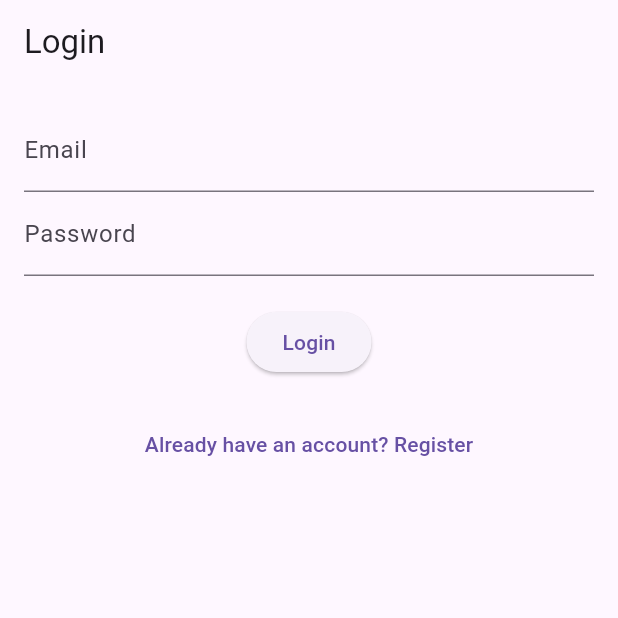
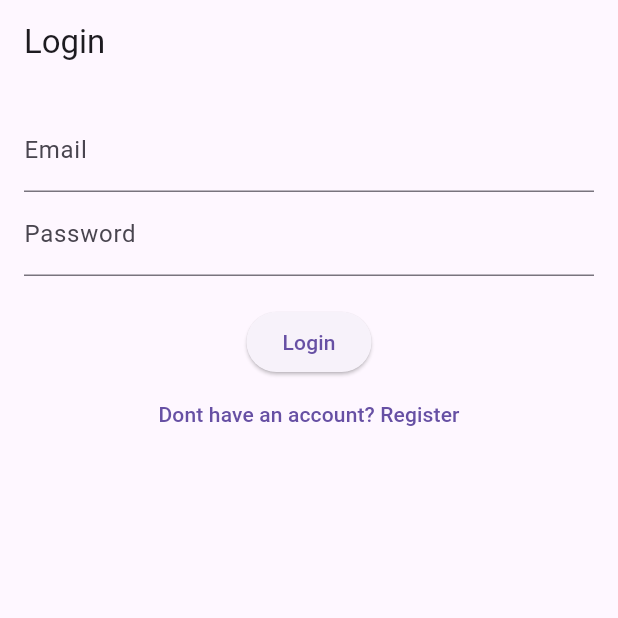
Before and after one commit to arsitaputridevita/A, a Flutter app: the screen it shows after launch, on a phone screen of 412 x 824 dp, the top half of it. Run offline on Flutter 3.47's test engine with Material 3 defaults, Android fonts, the phone set to English and light mode, and no system bars; our stand-ins replace convex_bottom_bar, get, get_storage.

```diff
--- a/lib/app/modules/login/controllers/login_controller.dart
+++ b/lib/app/modules/login/controllers/login_controller.dart
@@ -22,12 +22,13 @@ class LoginController extends GetxController {
         'password': passwordController.text,
       },
     );
+
     if (response.statusCode == 200) {
       final data = json.decode(response.body);
       final token = data['access_token'];
 
       box.write('access_token', token);
-      Get.offAllNamed('/button-menu');
+      Get.offAllNamed('/bottom-menu');
     } else {
       Get.snackbar('Error', 'Login failed. Please check your credentials.',
           snackPosition: SnackPosition.BOTTOM);
@@ -41,4 +42,4 @@ class LoginController extends GetxController {
     passwordController.dispose();
     super.dispose();
   }
-  }
+}
--- a/lib/app/modules/login/views/login_view.dart
+++ b/lib/app/modules/login/views/login_view.dart
@@ -5,6 +5,7 @@ import 'package:get/get.dart';
 import '../controllers/login_controller.dart';
 
 class LoginView extends GetView<LoginController> {
+  const LoginView({super.key});
   @override
   Widget build(BuildContext context) {
     return Scaffold(
@@ -29,12 +30,11 @@ class LoginView extends GetView<LoginController> {
                     onPressed: controller.login,
                     child: Text('Login'),
                   )),
-              SizedBox(height: 20),
             TextButton(
               onPressed: () {
                 Get.toNamed('/register');
               },
-                child: Text('Already have an account? Register'),
+              child: Text('Dont have an account? Register'),
             )
           ],
         ),
```
Lines whose indentation alone changed are shown as unchanged.
